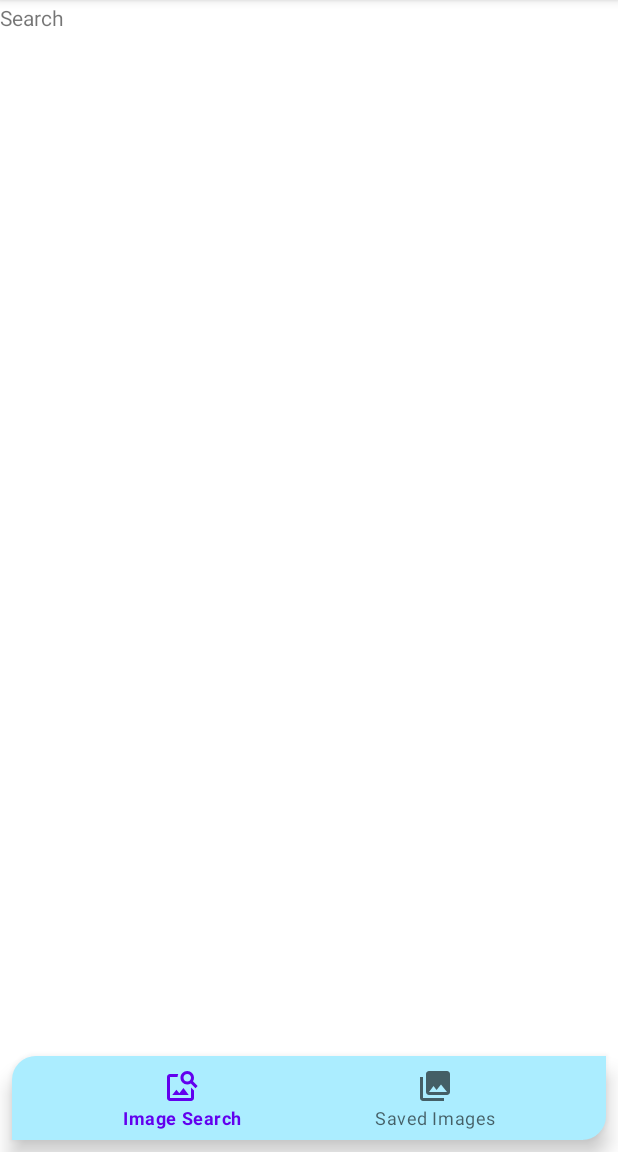
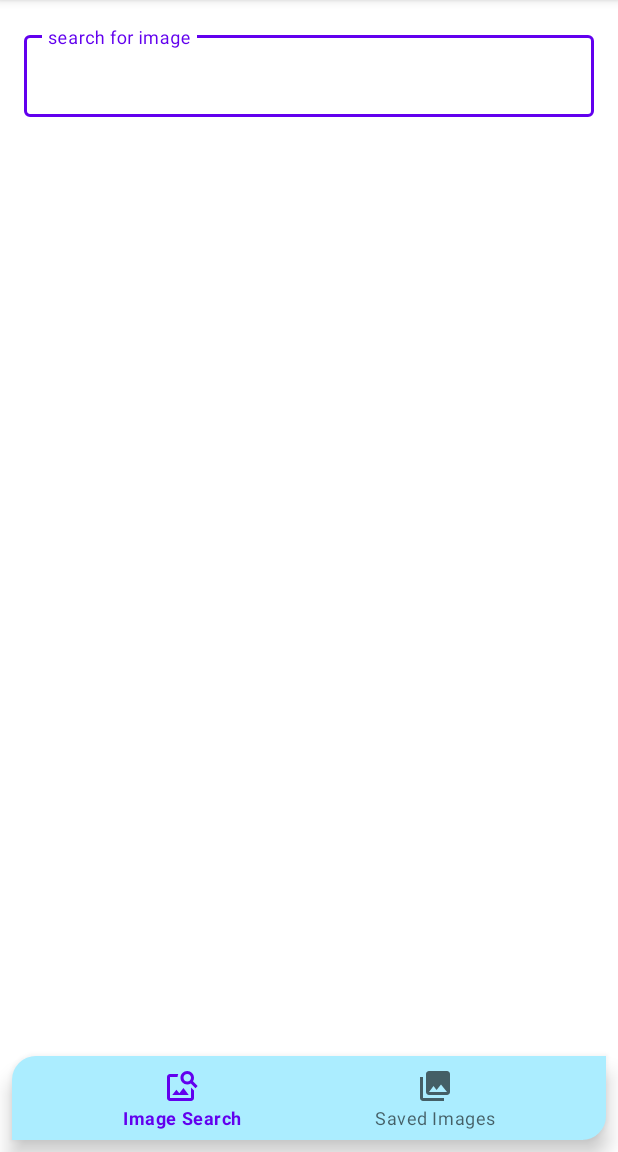
Before and after one commit to maydev99/Pixashot, an Android app: the screen it shows after launch (MainActivity2), on a phone screen of 412 x 824 dp, the part 84-1236 px from its top. Run offline under Robolectric (Android 15) with nearby library versions, the phone set to English and light mode, and no system bars; our stand-ins replace Dagger/Hilt's generated code, Picasso, Room's generated code, navigation-ui; libraries missing offline, so code that uses them is left out: androidx.hilt.lifecycle; pictures from the network do not load.

Commit message:
SearchImage screen working in fragment

```diff
--- a/app/src/main/java/com/bombadu/pixashot/SearchFragment.kt
+++ b/app/src/main/java/com/bombadu/pixashot/SearchFragment.kt
@@ -1,10 +1,28 @@
 package com.bombadu.pixashot
 
+import android.content.Intent
 import android.os.Bundle
+import android.util.Log
 import androidx.fragment.app.Fragment
 import android.view.LayoutInflater
 import android.view.View
 import android.view.ViewGroup
+import android.widget.EditText
+import androidx.core.widget.addTextChangedListener
+import androidx.lifecycle.Observer
+import androidx.lifecycle.ViewModelProvider
+import androidx.lifecycle.lifecycleScope
+import androidx.recyclerview.widget.GridLayoutManager
+import androidx.recyclerview.widget.RecyclerView
+import com.bombadu.pixashot.Constants.GRID_SPAN_COUNT
+import com.bombadu.pixashot.Constants.SEARCH_TIME_DELAY
+import com.bombadu.pixashot.databinding.ActivityMain2Binding
+import com.bombadu.pixashot.databinding.ActivityMainBinding
+import com.google.android.material.textfield.TextInputEditText
+import dagger.hilt.android.AndroidEntryPoint
+import kotlinx.coroutines.Job
+import kotlinx.coroutines.delay
+import kotlinx.coroutines.launch
 
 // TODO: Rename parameter arguments, choose names that match
 // the fragment initialization parameters, e.g. ARG_ITEM_NUMBER
@@ -16,44 +34,86 @@ private const val ARG_PARAM2 = "param2"
  * Use the [SearchFragment.newInstance] factory method to
  * create an instance of this fragment.
  */
+@AndroidEntryPoint
 class SearchFragment : Fragment() {
-    // TODO: Rename and change types of parameters
-    private var param1: String? = null
-    private var param2: String? = null
+    private lateinit var viewModel: ImageViewModel
+    private val imageAdapter: ImageAdapter = ImageAdapter()
+    private lateinit var recyclerView: RecyclerView
 
-    override fun onCreate(savedInstanceState: Bundle?) {
-        super.onCreate(savedInstanceState)
-        arguments?.let {
-            param1 = it.getString(ARG_PARAM1)
-            param2 = it.getString(ARG_PARAM2)
-        }
-    }
 
     override fun onCreateView(
         inflater: LayoutInflater, container: ViewGroup?,
         savedInstanceState: Bundle?
     ): View? {
         // Inflate the layout for this fragment
+
         return inflater.inflate(R.layout.fragment_search, container, false)
     }
 
-    companion object {
-        /**
-         * Use this factory method to create a new instance of
-         * this fragment using the provided parameters.
-         *
-         * @param param1 Parameter 1.
-         * @param param2 Parameter 2.
-         * @return A new instance of fragment SearchFragment.
-         */
-        // TODO: Rename and change types and number of parameters
-        @JvmStatic
-        fun newInstance(param1: String, param2: String) =
-            SearchFragment().apply {
-                arguments = Bundle().apply {
-                    putString(ARG_PARAM1, param1)
-                    putString(ARG_PARAM2, param2)
+    override fun onViewCreated(view: View, savedInstanceState: Bundle?) {
+        super.onViewCreated(view, savedInstanceState)
+        val imageSearchEditText = view.findViewById<TextInputEditText>(R.id.image_search_edit_text)
+        recyclerView = view.findViewById<RecyclerView>(R.id.recycler_view)
+
+        viewModel = ViewModelProvider(this).get(ImageViewModel::class.java)
+
+        setupRecyclerView()
+        subscribeToObservers()
+
+        var job : Job? = null
+            imageSearchEditText.addTextChangedListener { editable ->
+            job?.cancel()
+            job = lifecycleScope.launch {
+                delay(SEARCH_TIME_DELAY)
+                editable?.let {
+                    if (editable.toString().isNotEmpty()) {
+                        viewModel.searchForImage(editable.toString())
+                    }
                 }
             }
+        }
+
+        imageAdapter.setOnItemClickListener {
+            //Log.d("IMAGE_URL", it)
+            //Toast.makeText(this, "URL: $it", Toast.LENGTH_SHORT).show()
+            val bundle = Bundle()
+            val intent = Intent(view.context, ImageDetailActivity::class.java)
+            bundle.putString("url_key", it)
+            intent.putExtras(bundle)
+            startActivity(intent)
+        }
+
+
     }
+
+    private fun subscribeToObservers() {
+        viewModel.images.observe(viewLifecycleOwner, Observer {
+            it?.getContentIfNotHandled()?.let { result ->
+                when(result.status) {
+                    Status.SUCCESS -> {
+                        val urls = result.data?.hits?.map { imageResult -> imageResult.previewURL }
+                        imageAdapter.images = urls ?: listOf()
+                    }
+
+                    Status.ERROR -> {
+                        Log.e("ERROR", "An Unknown error occurred")
+                    }
+
+                    Status.LOADING -> {
+                        Log.e("ERROR", "An Unknown error occurred")
+                    }
+                }
+            }
+        })
+    }
+
+    private fun setupRecyclerView() {
+        recyclerView.apply {
+            adapter = imageAdapter
+            layoutManager = GridLayoutManager(requireContext(), GRID_SPAN_COUNT)
+            setHasFixedSize(true)
+        }
+    }
+
+
 }
--- a/app/src/main/res/layout/fragment_search.xml
+++ b/app/src/main/res/layout/fragment_search.xml
@@ -1,14 +1,41 @@
 <?xml version="1.0" encoding="utf-8"?>
-<FrameLayout xmlns:android="http://schemas.android.com/apk/res/android"
+<androidx.constraintlayout.widget.ConstraintLayout xmlns:android="http://schemas.android.com/apk/res/android"
+    xmlns:app="http://schemas.android.com/apk/res-auto"
     xmlns:tools="http://schemas.android.com/tools"
     android:layout_width="match_parent"
     android:layout_height="match_parent"
-    tools:context=".SearchFragment">
+    tools:context=".MainActivity">
 
-    <!-- TODO: Update blank fragment layout -->
-    <TextView
+    <com.google.android.material.textfield.TextInputLayout
+        android:id="@+id/text_input_layout"
+        style="@style/Widget.MaterialComponents.TextInputLayout.OutlinedBox"
         android:layout_width="match_parent"
-        android:layout_height="match_parent"
-        android:text="Search" />
+        android:layout_height="60dp"
+        android:layout_margin="16dp"
+        android:hint="@string/search_for_image"
+        app:layout_constraintEnd_toEndOf="parent"
+        app:layout_constraintStart_toStartOf="parent"
+        app:layout_constraintTop_toTopOf="parent">
 
-</FrameLayout>
+        <com.google.android.material.textfield.TextInputEditText
+            android:layout_width="match_parent"
+            android:layout_height="match_parent"
+            android:id="@+id/image_search_edit_text"/>
+
+
+    </com.google.android.material.textfield.TextInputLayout>
+
+
+    <androidx.recyclerview.widget.RecyclerView
+        android:id="@+id/recycler_view"
+        android:layout_width="match_parent"
+        android:layout_height="0dp"
+        android:layout_margin="16dp"
+        app:layout_constraintBottom_toBottomOf="parent"
+        app:layout_constraintEnd_toEndOf="parent"
+        tools:listitem="@layout/image_list_item"
+        app:layout_constraintStart_toStartOf="parent"
+        app:layout_constraintTop_toBottomOf="@id/text_input_layout" />
+
+
+</androidx.constraintlayout.widget.ConstraintLayout>
```
